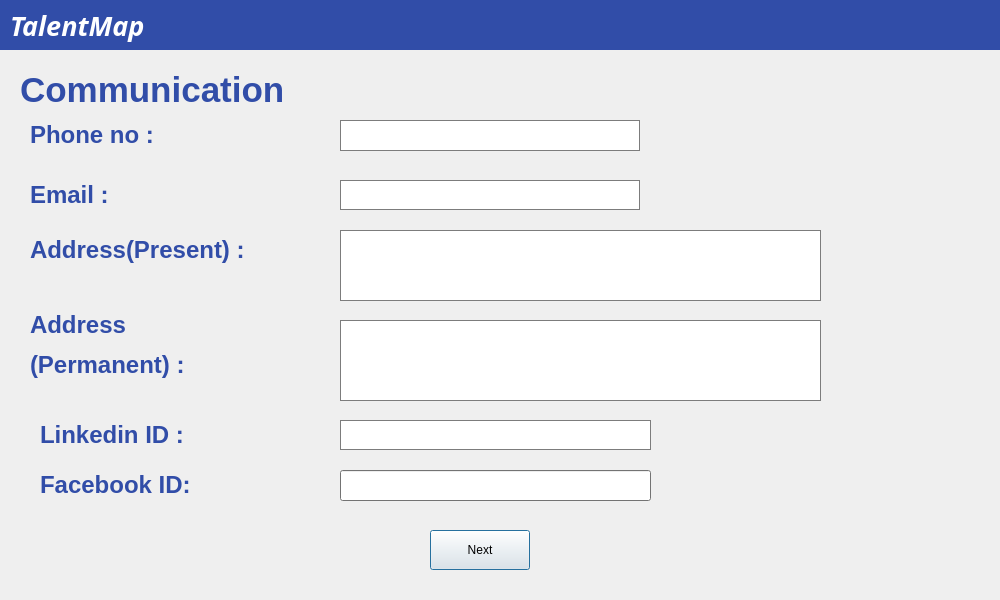
First picture: the form in nFrame6.ui, repository MetheMeticien/CV-Maker-using-PyQt5, before the edit.
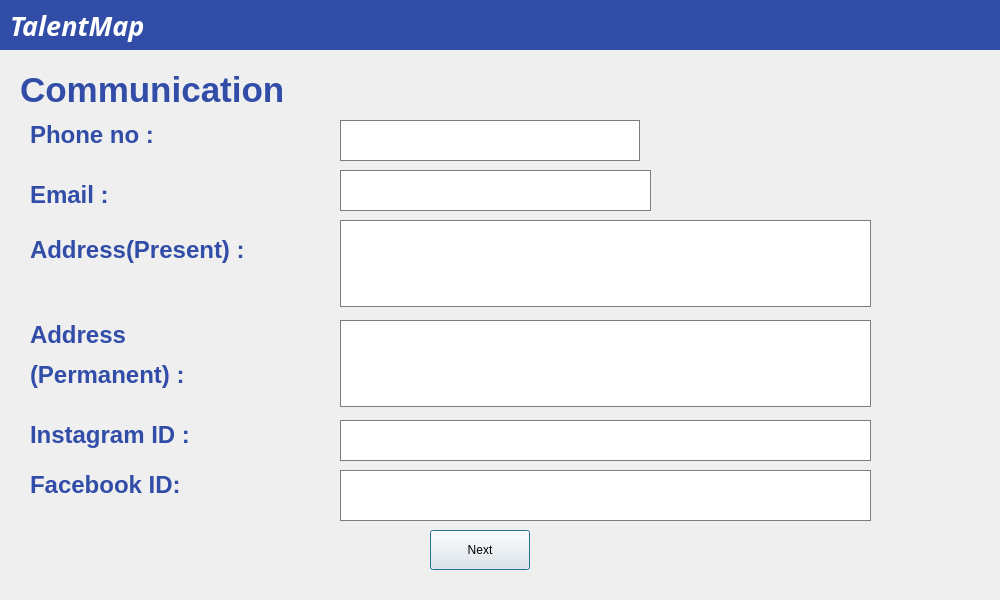
Second picture: the form after the edit.

```diff
--- a/nFrame6.ui
+++ b/nFrame6.ui
@@ -219,16 +219,6 @@
      <string>Next</string>
     </property>
    </widget>
-   <widget class="QLineEdit" name="Facebookbox6">
-    <property name="geometry">
-     <rect>
-      <x>340</x>
-      <y>420</y>
-      <width>311</width>
-      <height>31</height>
-     </rect>
-    </property>
-   </widget>
    <widget class="QLabel" name="label_3">
     <property name="geometry">
      <rect>
@@ -274,17 +264,7 @@
       <x>340</x>
       <y>70</y>
       <width>300</width>
-      <height>31</height>
-     </rect>
-    </property>
-   </widget>
-   <widget class="QTextBrowser" name="Emailbox6">
-    <property name="geometry">
-     <rect>
-      <x>340</x>
-      <y>130</y>
-      <width>300</width>
-      <height>30</height>
+      <height>41</height>
      </rect>
     </property>
    </widget>
@@ -292,7 +272,7 @@
     <property name="geometry">
      <rect>
       <x>30</x>
-      <y>250</y>
+      <y>260</y>
       <width>301</width>
       <height>91</height>
      </rect>
@@ -304,20 +284,20 @@
    <widget class="QLabel" name="label_7">
     <property name="geometry">
      <rect>
-      <x>40</x>
+      <x>30</x>
       <y>370</y>
-      <width>211</width>
+      <width>231</width>
       <height>31</height>
      </rect>
     </property>
     <property name="text">
-     <string>&lt;html&gt;&lt;head/&gt;&lt;body&gt;&lt;p&gt;&lt;span style=&quot; font-size:18pt; font-weight:600; color:#314da8;&quot;&gt;Linkedin ID :&lt;/span&gt;&lt;/p&gt;&lt;/body&gt;&lt;/html&gt;</string>
+     <string>&lt;html&gt;&lt;head/&gt;&lt;body&gt;&lt;p&gt;&lt;span style=&quot; font-size:18pt; font-weight:600; color:#314da8;&quot;&gt;Instagram ID :&lt;/span&gt;&lt;/p&gt;&lt;/body&gt;&lt;/html&gt;</string>
     </property>
    </widget>
    <widget class="QLabel" name="label_8">
     <property name="geometry">
      <rect>
-      <x>40</x>
+      <x>30</x>
       <y>420</y>
       <width>221</width>
       <height>31</height>
@@ -327,33 +307,53 @@
      <string>&lt;html&gt;&lt;head/&gt;&lt;body&gt;&lt;p&gt;&lt;span style=&quot; font-size:18pt; font-weight:600; color:#314da8;&quot;&gt;Facebook ID:&lt;/span&gt;&lt;/p&gt;&lt;/body&gt;&lt;/html&gt;</string>
     </property>
    </widget>
-   <widget class="QTextBrowser" name="Presentaddress6">
+   <widget class="QTextEdit" name="textEdit">
     <property name="geometry">
      <rect>
       <x>340</x>
-      <y>180</y>
-      <width>481</width>
-      <height>71</height>
+      <y>120</y>
+      <width>311</width>
+      <height>41</height>
      </rect>
     </property>
    </widget>
-   <widget class="QTextBrowser" name="Permanentaddress6">
+   <widget class="QTextEdit" name="textEdit_2">
+    <property name="geometry">
+     <rect>
+      <x>340</x>
+      <y>170</y>
+      <width>531</width>
+      <height>87</height>
+     </rect>
+    </property>
+   </widget>
+   <widget class="QTextEdit" name="textEdit_3">
     <property name="geometry">
      <rect>
       <x>340</x>
       <y>270</y>
-      <width>481</width>
-      <height>81</height>
+      <width>531</width>
+      <height>87</height>
      </rect>
     </property>
    </widget>
-   <widget class="QTextBrowser" name="Linkedinbox6">
+   <widget class="QTextEdit" name="textEdit_4">
     <property name="geometry">
      <rect>
       <x>340</x>
       <y>370</y>
-      <width>311</width>
-      <height>30</height>
+      <width>531</width>
+      <height>41</height>
+     </rect>
+    </property>
+   </widget>
+   <widget class="QTextEdit" name="textEdit_5">
+    <property name="geometry">
+     <rect>
+      <x>340</x>
+      <y>420</y>
+      <width>531</width>
+      <height>51</height>
      </rect>
     </property>
    </widget>
```
